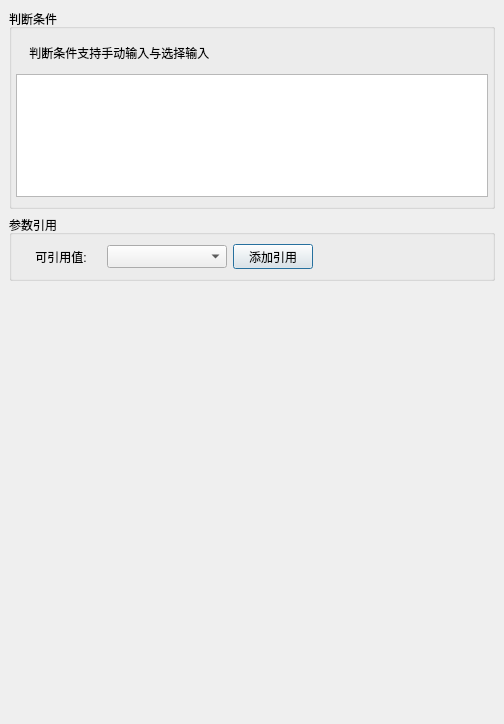
Qt form SelfWidget/myconditionsetting.ui (xibeilang524/Graphics) before a commit.
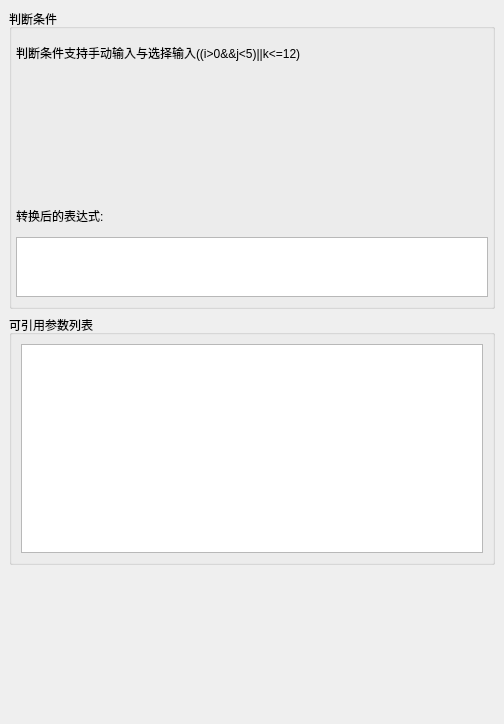
The same form after that commit.

Commit message: 添加文件保存时对版本号的写入;添加对判断框条件引用的解析，实现第一步对条件的去引用

```diff
--- a/SelfWidget/myconditionsetting.ui
+++ b/SelfWidget/myconditionsetting.ui
@@ -22,10 +22,16 @@
      <layout class="QVBoxLayout" name="verticalLayout_3">
       <item>
        <widget class="QGroupBox" name="groupBox">
+        <property name="minimumSize">
+         <size>
+          <width>0</width>
+          <height>300</height>
+         </size>
+        </property>
         <property name="maximumSize">
          <size>
           <width>16777215</width>
-          <height>200</height>
+          <height>300</height>
          </size>
         </property>
         <property name="title">
@@ -47,73 +53,60 @@
             </size>
            </property>
            <property name="text">
-            <string>    判断条件支持手动输入与选择输入</string>
+            <string>判断条件支持手动输入与选择输入((i&gt;0&amp;&amp;j&lt;5)||k&lt;=12)</string>
            </property>
           </widget>
          </item>
          <item>
-          <widget class="QPlainTextEdit" name="inputCondition"/>
+          <widget class="QWidget" name="widget_3" native="true">
+           <property name="sizePolicy">
+            <sizepolicy hsizetype="Preferred" vsizetype="Expanding">
+             <horstretch>0</horstretch>
+             <verstretch>0</verstretch>
+            </sizepolicy>
+           </property>
+          </widget>
+         </item>
+         <item>
+          <widget class="QLabel" name="label_2">
+           <property name="minimumSize">
+            <size>
+             <width>0</width>
+             <height>30</height>
+            </size>
+           </property>
+           <property name="text">
+            <string>转换后的表达式:</string>
+           </property>
+          </widget>
+         </item>
+         <item>
+          <widget class="QPlainTextEdit" name="switchExpress">
+           <property name="maximumSize">
+            <size>
+             <width>16777215</width>
+             <height>60</height>
+            </size>
+           </property>
+          </widget>
          </item>
         </layout>
        </widget>
       </item>
       <item>
        <widget class="QGroupBox" name="groupBox_2">
+        <property name="minimumSize">
+         <size>
+          <width>0</width>
+          <height>250</height>
+         </size>
+        </property>
         <property name="title">
-         <string>参数引用</string>
+         <string>可引用参数列表</string>
         </property>
         <layout class="QHBoxLayout" name="horizontalLayout">
          <item>
-          <widget class="QLabel" name="label_2">
-           <property name="minimumSize">
-            <size>
-             <width>80</width>
-             <height>25</height>
-            </size>
-           </property>
-           <property name="text">
-            <string>可引用值:</string>
-           </property>
-           <property name="alignment">
-            <set>Qt::AlignCenter</set>
-           </property>
-          </widget>
-         </item>
-         <item>
-          <widget class="QComboBox" name="quoteList">
-           <property name="minimumSize">
-            <size>
-             <width>120</width>
-             <height>23</height>
-            </size>
-           </property>
-          </widget>
-         </item>
-         <item>
-          <widget class="QPushButton" name="addQuote">
-           <property name="minimumSize">
-            <size>
-             <width>80</width>
-             <height>25</height>
-            </size>
-           </property>
-           <property name="text">
-            <string>添加引用</string>
-           </property>
-          </widget>
-         </item>
-         <item>
-          <spacer name="horizontalSpacer">
-           <property name="orientation">
-            <enum>Qt::Horizontal</enum>
-           </property>
-           <property name="sizeHint" stdset="0">
-            <size>
-             <width>40</width>
-             <height>20</height>
-            </size>
-           </property>
-          </spacer>
+          <widget class="QListWidget" name="quoteList"/>
          </item>
         </layout>
        </widget>
```
The commit also changes 22 other files.
